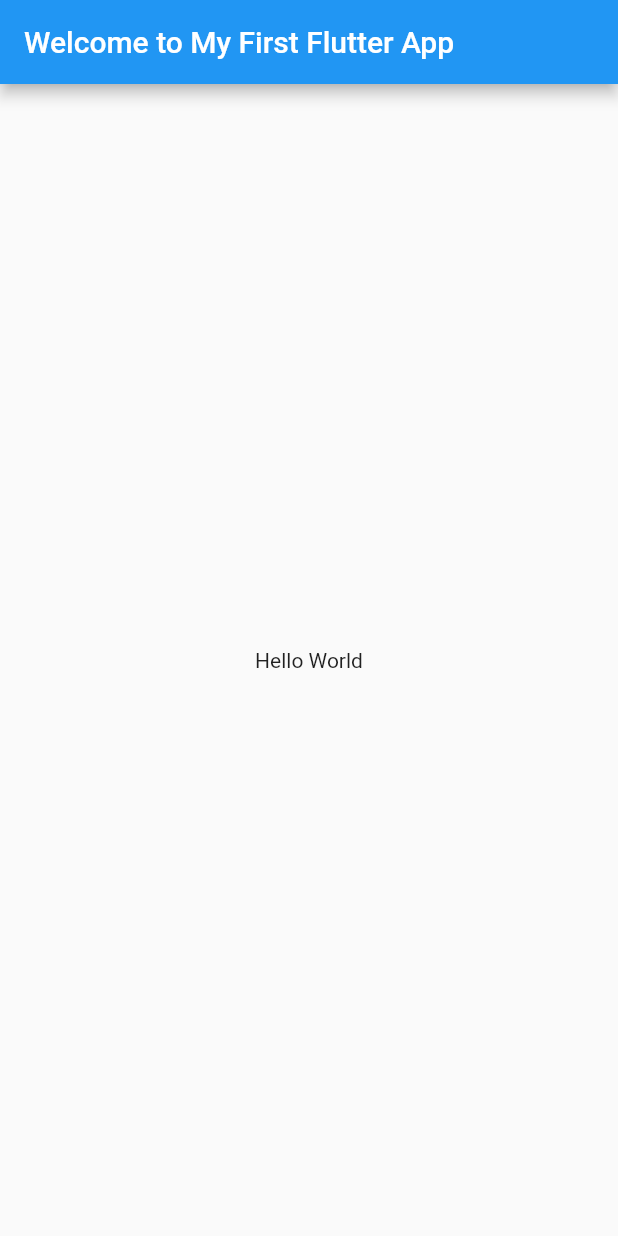
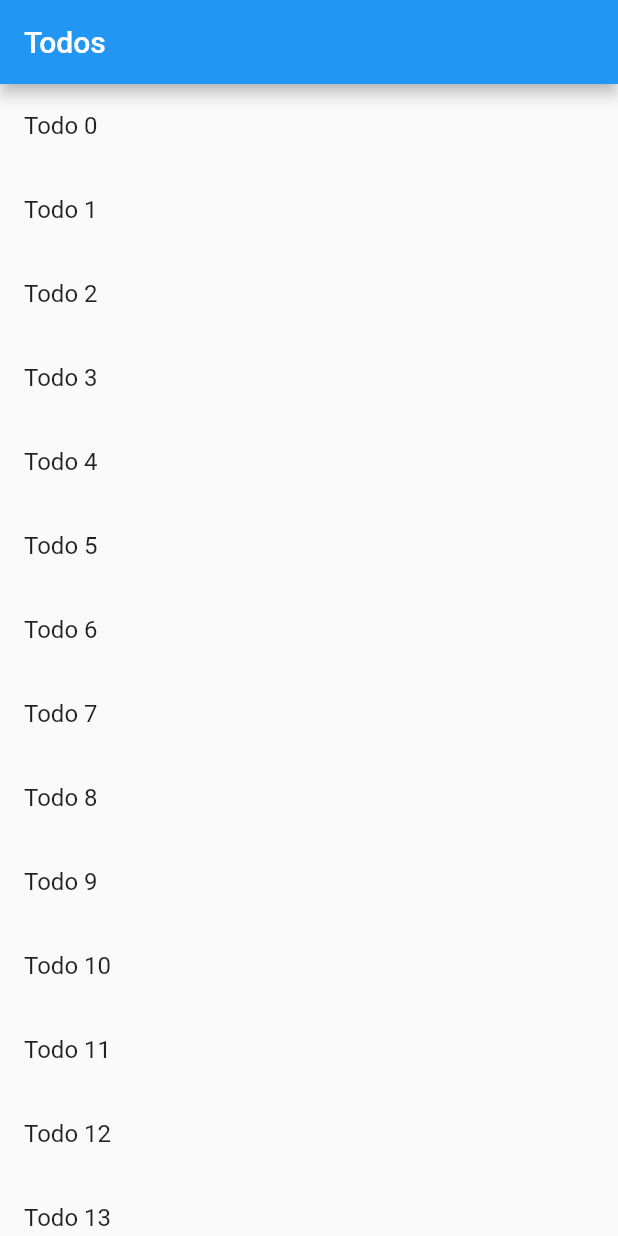
Before and after one commit to Fatanaminullah/mobile-programming-flutter, a Flutter app: the screen it shows after launch, on a phone screen of 412 x 824 dp. Run offline on Flutter 3.47's test engine with Material 2 defaults, Android fonts, the phone set to English and light mode, and no system bars.

Commit message:
create lab 8

```diff
--- a/lib/main.dart
+++ b/lib/main.dart
@@ -1,20 +1,85 @@
+import 'package:flutter/foundation.dart';
 import 'package:flutter/material.dart';
 
-void main() => runApp(MyApp());
+class Todo {
+  final String title;
+  final String description;
 
-class MyApp extends StatelessWidget {
+  const Todo(this.title, this.description);
+}
+
+void main() {
+  runApp(
+    MaterialApp(
+      title: 'Passing Data',
+      home: TodosScreen(
+        todos: List.generate(
+          20,
+          (i) => Todo(
+            'Todo $i',
+            'A description of what needs to be done for Todo $i',
+          ),
+        ),
+      ),
+    ),
+  );
+}
+
+class TodosScreen extends StatelessWidget {
+  const TodosScreen({Key? key, required this.todos}) : super(key: key);
+
+  final List<Todo> todos;
+
   @override
   Widget build(BuildContext context) {
-    return MaterialApp(
-      title: 'Welcome to My First Flutter App',
-      home: Scaffold(
-        appBar: AppBar(
-          title: const Text('Welcome to My First Flutter App'),
-        ),
-        body: const Center(
-          child: Text('Hello World'),
-        ),
+    return Scaffold(
+      appBar: AppBar(
+        title: const Text('Todos'),
+      ),
+      body: ListView.builder(
+        itemCount: todos.length,
+        itemBuilder: (context, index) {
+          return ListTile(
+            title: Text(todos[index].title),
+            // When a user taps the ListTile, navigate to the DetailScreen.
+            // Notice that you're not only creating a DetailScreen, you're
+            // also passing the current todo through to it.
+            onTap: () {
+              Navigator.push(
+                context,
+                MaterialPageRoute(
+                  builder: (context) => const DetailScreen(),
+                  // Pass the arguments as part of the RouteSettings. The
+                  // DetailScreen reads the arguments from these settings.
+                  settings: RouteSettings(
+                    arguments: todos[index],
+                  ),
+                ),
+              );
+            },
+          );
+        },
       ),
     );
   }
 }
+
+class DetailScreen extends StatelessWidget {
+  const DetailScreen({Key? key}) : super(key: key);
+
+  @override
+  Widget build(BuildContext context) {
+    final todo = ModalRoute.of(context)!.settings.arguments as Todo;
+
+    // Use the Todo to create the UI.
+    return Scaffold(
+      appBar: AppBar(
+        title: Text(todo.title),
+      ),
+      body: Padding(
+        padding: const EdgeInsets.all(16.0),
+        child: Text(todo.description),
+      ),
+    );
+  }
+}
```
